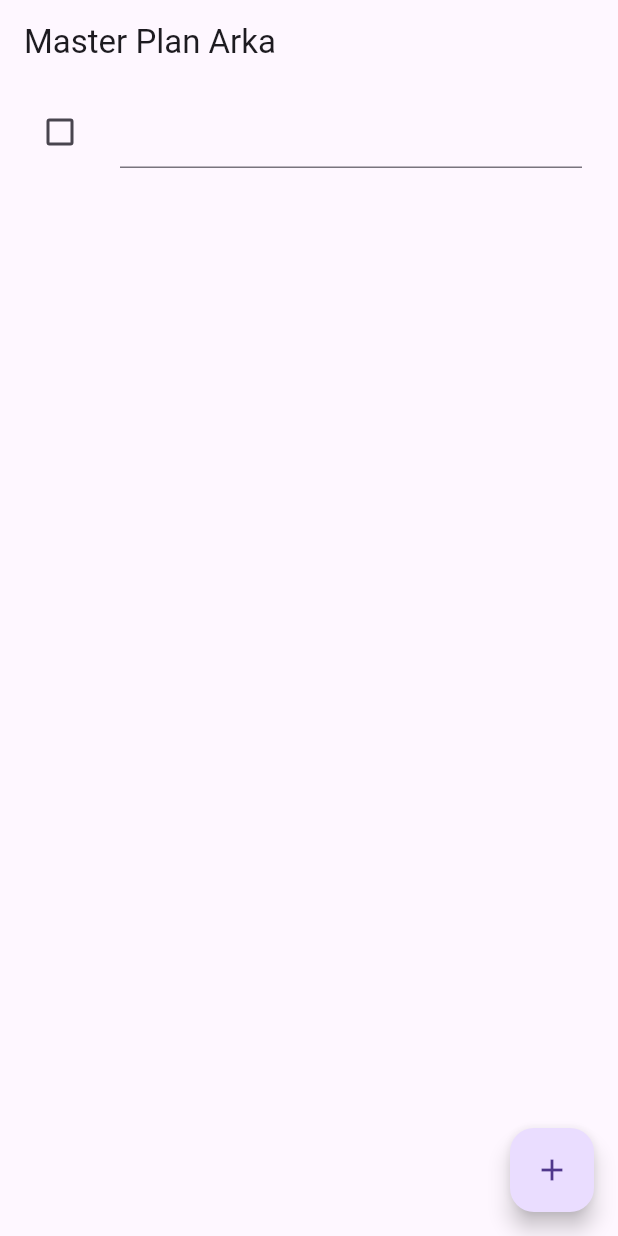
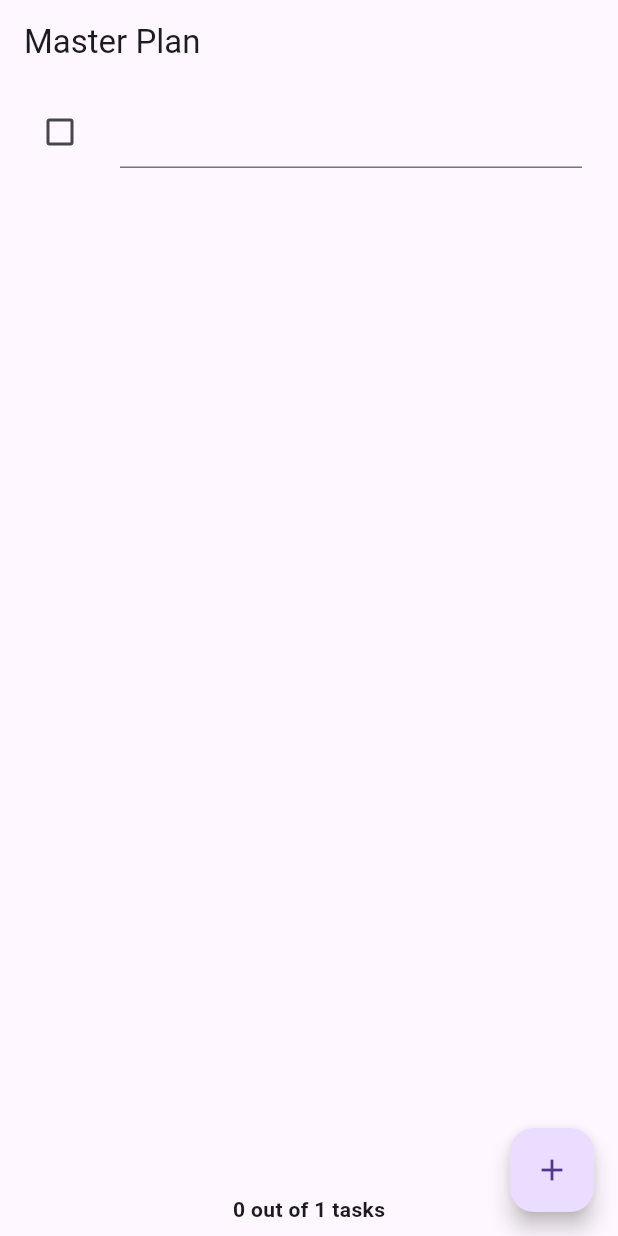
Before and after one commit to FebrianArkaSamudra/master_plan, a Flutter app: the screen it shows after launch, after a tap on the "add" icon, on a phone screen of 412 x 824 dp. Run offline on Flutter 3.47's test engine with Material 3 defaults, Android fonts, the phone set to English and light mode, and no system bars.

Commit message:
practicum 2

```diff
--- a/lib/main.dart
+++ b/lib/main.dart
@@ -1,7 +1,9 @@
 import 'package:flutter/material.dart';
-import './views/plan_screen.dart';
+import 'views/plan_screen.dart';
+import 'models/data_layer.dart';
+import 'provider/plan_provider.dart';
 
-void main() => runApp(MasterPlanApp());
+void main() => runApp(const MasterPlanApp());
 
 class MasterPlanApp extends StatelessWidget {
   const MasterPlanApp({super.key});
@@ -9,8 +11,12 @@ class MasterPlanApp extends StatelessWidget {
   @override
   Widget build(BuildContext context) {
     return MaterialApp(
-     theme: ThemeData(primarySwatch: Colors.purple),
-     home: PlanScreen(),
+      title: 'Master Plan',
+      theme: ThemeData(primarySwatch: Colors.purple),
+      home: PlanProvider(
+        notifier: ValueNotifier<Plan>(const Plan()),
+        child: const PlanScreen(),
+      ),
     );
   }
 }
--- a/lib/models/plan.dart
+++ b/lib/models/plan.dart
@@ -4,5 +4,15 @@ class Plan {
   final String name;
   final List<Task> tasks;
 
-  const Plan({this.name = '', this.tasks = const []});
+  const Plan({
+    this.name = '',
+    this.tasks = const [],
+  });
+
+  int get completedCount => tasks
+    .where((task) => task.complete)
+    .length;
+
+  String get completenessMessage =>
+    '$completedCount out of ${tasks.length} tasks';
 }
--- /dev/null
+++ b/lib/provider/plan_provider.dart
@@ -0,0 +1,13 @@
+import 'package:flutter/material.dart';
+import '../models/data_layer.dart';
+
+class PlanProvider extends InheritedNotifier<ValueNotifier<Plan>> {
+  const PlanProvider({super.key, required Widget child, required
+   ValueNotifier<Plan> notifier})
+  : super(child: child, notifier: notifier);
+
+  static ValueNotifier<Plan> of(BuildContext context) {
+   return context.
+    dependOnInheritedWidgetOfExactType<PlanProvider>()!.notifier!;
+  }
+}
--- a/lib/views/plan_screen.dart
+++ b/lib/views/plan_screen.dart
@@ -1,15 +1,15 @@
+import 'package:flutter/material.dart';
 import '../models/data_layer.dart';
-import 'package:flutter/material.dart';
+import '../provider/plan_provider.dart';
 
 class PlanScreen extends StatefulWidget {
   const PlanScreen({super.key});
 
   @override
-  State createState() => _PlanScreenState();
+  State<PlanScreen> createState() => _PlanScreenState();
 }
 
 class _PlanScreenState extends State<PlanScreen> {
-  Plan plan = const Plan();
   late ScrollController scrollController;
 
   @override
@@ -22,81 +22,96 @@ class _PlanScreenState extends State<PlanScreen> {
   }
 
   @override
-  Widget build(BuildContext context) {
-    return Scaffold(
-      appBar: AppBar(
-        title: const Text('Master Plan Arka'), // ganti Arka dengan nama kamu
-      ),
-      body: _buildList(),
-      floatingActionButton: _buildAddTaskButton(),
-    );
+  void dispose() {
+    scrollController.dispose();
+    super.dispose();
   }
 
-  Widget _buildAddTaskButton() {
+  Widget _buildAddTaskButton(BuildContext context) {
+    ValueNotifier<Plan> planNotifier = PlanProvider.of(context);
     return FloatingActionButton(
       child: const Icon(Icons.add),
       onPressed: () {
-        setState(() {
-          plan = Plan(
-            name: plan.name,
-            tasks: List<Task>.from(plan.tasks)..add(const Task()),
+        Plan currentPlan = planNotifier.value;
+        planNotifier.value = Plan(
+          name: currentPlan.name,
+          tasks: List<Task>.from(currentPlan.tasks)..add(const Task()),
         );
-        });
       },
     );
   }
 
-  Widget _buildList() {
-    return ListView.builder(
-      controller: scrollController,
-      keyboardDismissBehavior: Theme.of(context).platform ==
-              TargetPlatform.iOS
-          ? ScrollViewKeyboardDismissBehavior.onDrag
-          : ScrollViewKeyboardDismissBehavior.manual,
-      itemCount: plan.tasks.length,
-      itemBuilder: (context, index) =>
-          _buildTaskTile(plan.tasks[index], index),
-    );
-  }
-
-  Widget _buildTaskTile(Task task, int index) {
+  Widget _buildTaskTile(Task task, int index, BuildContext context) {
+    ValueNotifier<Plan> planNotifier = PlanProvider.of(context);
     return ListTile(
       leading: Checkbox(
         value: task.complete,
         onChanged: (selected) {
-          setState(() {
-            plan = Plan(
-              name: plan.name,
-              tasks: List<Task>.from(plan.tasks)
+          Plan currentPlan = planNotifier.value;
+          planNotifier.value = Plan(
+            name: currentPlan.name,
+            tasks: List<Task>.from(currentPlan.tasks)
               ..[index] = Task(
                 description: task.description,
                 complete: selected ?? false,
               ),
           );
-          });
         },
       ),
       title: TextFormField(
         initialValue: task.description,
         onChanged: (text) {
-          setState(() {
-            plan = Plan(
-              name: plan.name,
-              tasks: List<Task>.from(plan.tasks)
+          Plan currentPlan = planNotifier.value;
+          planNotifier.value = Plan(
+            name: currentPlan.name,
+            tasks: List<Task>.from(currentPlan.tasks)
               ..[index] = Task(
                 description: text,
                 complete: task.complete,
               ),
           );
-          });
         },
       ),
     );
   }
 
+  Widget _buildList(Plan plan) {
+    return ListView.builder(
+      controller: scrollController,
+      keyboardDismissBehavior:
+          Theme.of(context).platform == TargetPlatform.iOS
+              ? ScrollViewKeyboardDismissBehavior.onDrag
+              : ScrollViewKeyboardDismissBehavior.manual,
+      itemCount: plan.tasks.length,
+      itemBuilder: (context, index) =>
+          _buildTaskTile(plan.tasks[index], index, context),
+    );
+  }
+
   @override
-  void dispose() {
-    scrollController.dispose();
-    super.dispose();
+  Widget build(BuildContext context) {
+    return Scaffold(
+      appBar: AppBar(title: const Text('Master Plan')),
+      body: ValueListenableBuilder<Plan>(
+        valueListenable: PlanProvider.of(context),
+        builder: (context, plan, child) {
+          return Column(
+            children: [
+              Expanded(child: _buildList(plan)),
+              SafeArea(
+                child: Padding(
+                  padding: const EdgeInsets.all(8.0),
+                  child: Text(
+                    plan.completenessMessage,
+                    style: const TextStyle(fontWeight: FontWeight.bold),
+                  ),
+                ),
+              )
+            ],
+          );
+        },
+      ),
+      floatingActionButton: _buildAddTaskButton(context),
+    );
   }
 }
```
Also changed, not shown: 1 other file. Lines whose indentation alone changed are shown as unchanged.
